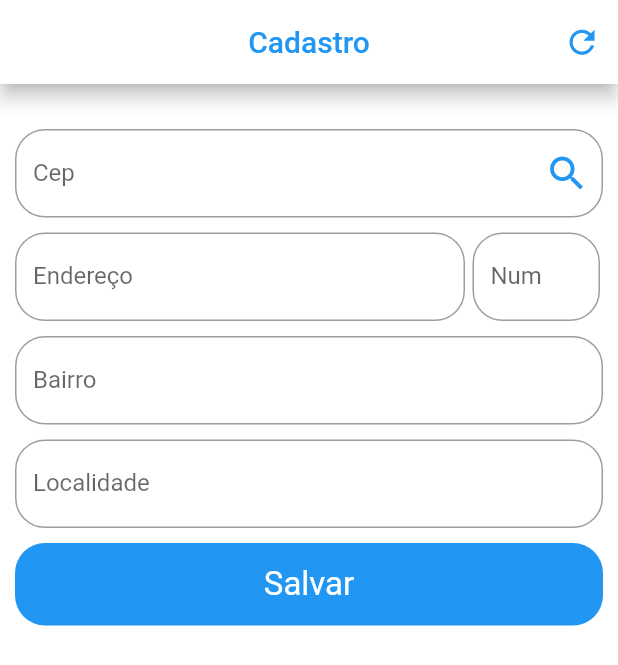
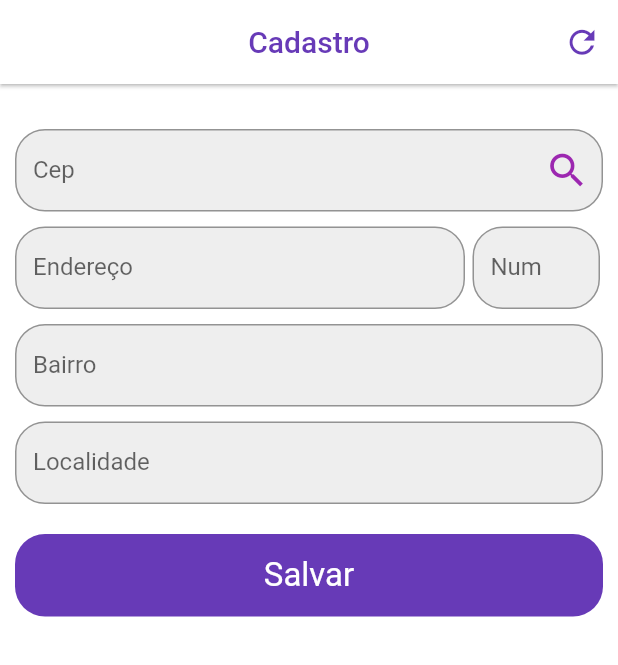
Before and after one commit to DevGomes78/Flutter-ViaCep-Api, a Flutter app: the screen it shows after launch, on a phone screen of 412 x 824 dp. Shown: the top 665 px of the screen. Run offline on Flutter 3.47's test engine with Material 2 defaults, Android fonts, the phone set to English and light mode, and no system bars.

Commit message:
feito componentização do widget Containet atualizado cor do TextForm e botao

```diff
--- a/lib/components/container_widget.dart
+++ b/lib/components/container_widget.dart
@@ -4,18 +4,15 @@ class ButtonWidget extends StatelessWidget {
   Alignment? alignment;
   double? height;
   double? width;
-  Decoration? decoration;
   Widget? child;
-   final List<Color>?gradient;
+  Color? color;
 
   ButtonWidget(
     this.alignment,
     this.height,
     this.width,{
-    this.decoration,
     this.child,
-        this.gradient,
-
+    this.color,
   });
 
   @override
@@ -24,9 +21,11 @@ class ButtonWidget extends StatelessWidget {
       height: height,
       width: width,
       alignment: alignment,
-      decoration: decoration,
       child: child,
-
+      decoration: BoxDecoration(
+        borderRadius: BorderRadius.circular(20),
+        color: color,
+      ),
     );
   }
 }
--- a/lib/components/gradiente_widget.dart
+++ /dev/null
@@ -1,32 +0,0 @@
-import 'package:flutter/material.dart';
-
-class ButtonWidget extends StatelessWidget {
-  String? text;
-
-  ButtonWidget({required this.text});
-
-  @override
-  Widget build(BuildContext context) {
-    return Padding(
-      padding: const EdgeInsets.symmetric(horizontal: 18),
-      child: Container(
-        alignment: Alignment.center,
-        height: 58,
-        decoration: BoxDecoration(
-          borderRadius: BorderRadius.circular(50),
-          color: Colors.green,
-          gradient: const LinearGradient(
-              colors: [(Colors.green), (Colors.black)],
-              begin: Alignment.topCenter,
-              end: Alignment.bottomCenter),
-        ),
-        child: Text(
-          text!,
-          style: TextStyle(
-            color: Colors.white,
-          ),
-        ),
-      ),
-    );
-  }
-}
--- a/lib/views/cep-page.dart
+++ b/lib/views/cep-page.dart
@@ -36,10 +36,10 @@ class _CepPageState extends State<CepPage> {
       backgroundColor: Colors.white,
       appBar: AppBar(
         backgroundColor: Colors.white,
-        elevation: 5,
+        elevation: 1,
         title: const Text(
           'Cadastro',
-          style: TextStyle(color: Colors.blue),
+          style: TextStyle(color: Colors.deepPurple),
         ),
         centerTitle: true,
         actions: [
@@ -48,7 +48,7 @@ class _CepPageState extends State<CepPage> {
             icon: const Icon(
               Icons.refresh,
               size: 25,
-              color: Colors.blue,
+              color: Colors.deepPurple,
             ),
           ),
         ],
@@ -73,7 +73,12 @@ class _CepPageState extends State<CepPage> {
         return Column(
           children: [
             SizedBox(height: 30),
-            TextFormWidget(
+            ButtonWidget(
+              Alignment.center,
+              55,
+              double.infinity,
+              color: Colors.grey[200],
+              child: TextFormWidget(
                 'Cep',
                 'digite p Cep',
                 controller: cepController,
@@ -91,15 +96,19 @@ class _CepPageState extends State<CepPage> {
                   child: const Icon(
                     Icons.search,
                     size: 30,
-                  color: Colors.blue,
+                    color: Colors.purple,
+                  ),
                 ),
               ),
             ),
             SizedBox(height: 10),
             Row(
               children: [
-                Container(
-                  width: 300,
+                ButtonWidget(
+                  Alignment.center,
+                  55,
+                  300,
+                  color: Colors.grey[200],
                   child: TextFormWidget(
                     'Endereço',
                     'Digite o Endereco',
@@ -107,8 +116,11 @@ class _CepPageState extends State<CepPage> {
                   ),
                 ),
                 SizedBox(width: 5),
-                Container(
-                  width: 85,
+                ButtonWidget(
+                  Alignment.center,
+                  55,
+                  85,
+                  color: Colors.grey[200],
                   child: TextFormWidget(
                     'Num',
                     'Numero',
@@ -118,29 +130,41 @@ class _CepPageState extends State<CepPage> {
               ],
             ),
             SizedBox(height: 10),
-            TextFormWidget(
+            ButtonWidget(
+              Alignment.center,
+              55,
+              double.infinity,
+              color: Colors.grey[200],
+              child: TextFormWidget(
                 'Bairro',
                 'Digite o Bairro',
                 controller: bairroController,
               ),
+            ),
             SizedBox(height: 10),
-            TextFormWidget(
+            ButtonWidget(
+              Alignment.center,
+              55,
+              double.infinity,
+              color: Colors.grey[200],
+              child: TextFormWidget(
                 'Localidade',
                 'Digite a localidade',
                 controller: endController,
               ),
-            SizedBox(height: 10),
+            ),
+            SizedBox(height: 20),
             InkWell(
               onTap: () {},
               child: ButtonWidget(
                 Alignment.center,
                 55,
                 double.infinity,
-                decoration: BoxDecoration(
-                  borderRadius: BorderRadius.circular(20),
-                  color: Colors.blue,
+                color: Colors.deepPurple,
+                child: Text(
+                  'Salvar',
+                  style: AppTextStyle.MainText,
                 ),
-                child: Text('Salvar', style: AppTextStyle.MainText),
               ),
             ),
           ],
```
Also changed, not shown: pubspec.lock. Lines whose indentation alone changed are shown as unchanged.
